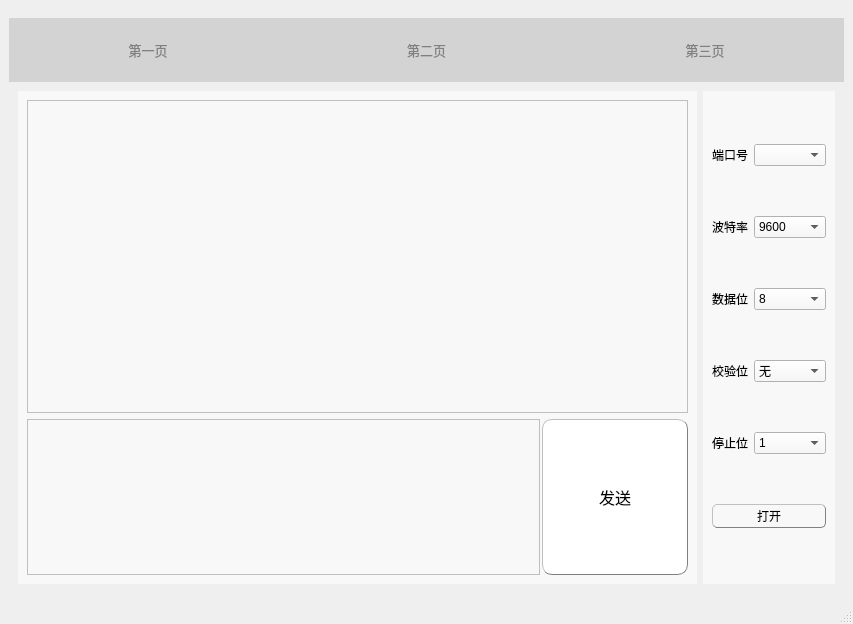
RoadToSea/Qt_projects, file Serial/mainwindow.ui: the form before one commit.
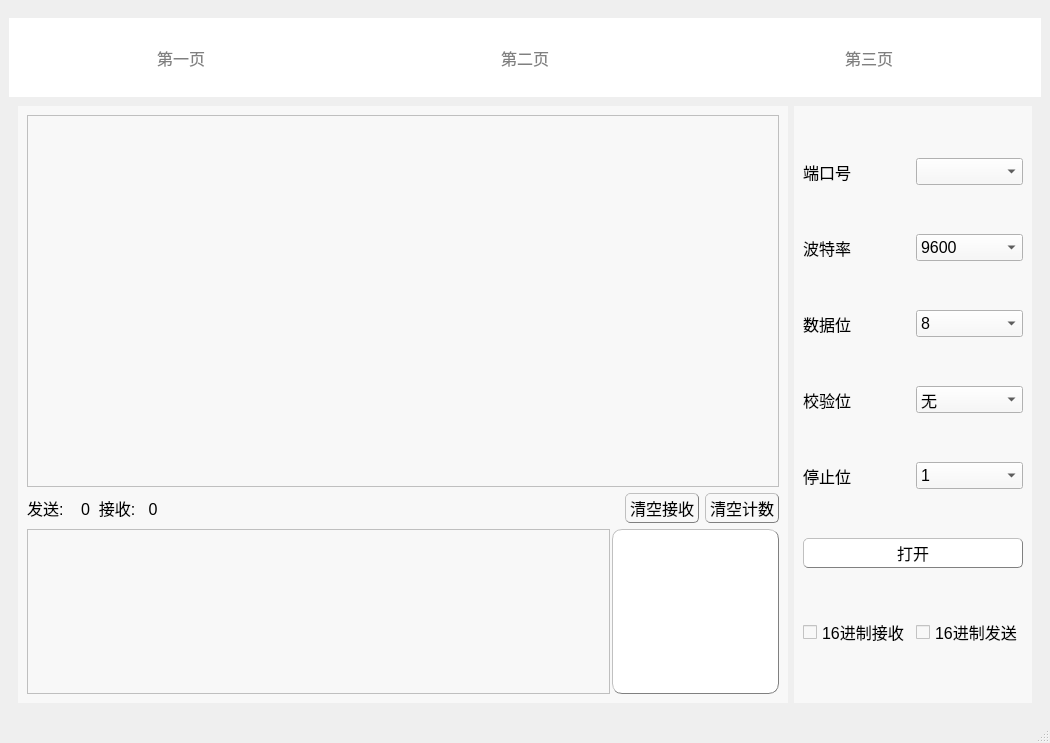
The form after the commit. Icons and pictures are not drawn. Custom widgets are drawn as their Qt base class.

What changed in the file:
```diff
--- a/Serial/mainwindow.ui
+++ b/Serial/mainwindow.ui
@@ -6,13 +6,13 @@
    <rect>
     <x>0</x>
     <y>0</y>
-    <width>853</width>
-    <height>624</height>
+    <width>1050</width>
+    <height>743</height>
    </rect>
   </property>
   <property name="font">
    <font>
-    <pointsize>10</pointsize>
+    <pointsize>9</pointsize>
    </font>
   </property>
   <property name="windowTitle">
@@ -25,6 +25,11 @@
     </property>
     <item row="1" column="0">
      <widget class="QStackedWidget" name="stackedWidget">
+      <property name="font">
+       <font>
+        <pointsize>12</pointsize>
+       </font>
+      </property>
       <property name="styleSheet">
        <string notr="true"/>
       </property>
@@ -38,13 +43,132 @@
        <layout class="QHBoxLayout" name="horizontalLayout_3">
         <item>
          <widget class="QWidget" name="widget_3" native="true">
+          <property name="font">
+           <font>
+            <pointsize>12</pointsize>
+           </font>
+          </property>
           <property name="styleSheet">
            <string notr="true">
 background-color: rgb(248, 248, 248);</string>
           </property>
-          <layout class="QVBoxLayout" name="verticalLayout" stretch="2,1">
+          <layout class="QVBoxLayout" name="verticalLayout" stretch="9,1,4">
            <item>
-            <widget class="QPlainTextEdit" name="plainTextEdit_receive"/>
+            <widget class="QPlainTextEdit" name="plainTextEdit_receive">
+             <property name="font">
+              <font>
+               <pointsize>12</pointsize>
+              </font>
+             </property>
+            </widget>
+           </item>
+           <item>
+            <layout class="QHBoxLayout" name="horizontalLayout_4">
+             <item>
+              <widget class="QLabel" name="label_count">
+               <property name="font">
+                <font>
+                 <pointsize>12</pointsize>
+                </font>
+               </property>
+               <property name="text">
+                <string>发送:    0  接收:   0</string>
+               </property>
+              </widget>
+             </item>
+             <item>
+              <spacer name="horizontalSpacer">
+               <property name="font">
+                <font>
+                 <pointsize>12</pointsize>
+                </font>
+               </property>
+               <property name="orientation">
+                <enum>Qt::Horizontal</enum>
+               </property>
+               <property name="sizeHint" stdset="0">
+                <size>
+                 <width>40</width>
+                 <height>20</height>
+                </size>
+               </property>
+              </spacer>
+             </item>
+             <item>
+              <widget class="QPushButton" name="clearPlace_btn">
+               <property name="font">
+                <font>
+                 <pointsize>12</pointsize>
+                </font>
+               </property>
+               <property name="styleSheet">
+                <string notr="true">QPushButton
+{
+border:1px solid gray;
+border-radius:5px;
+padding:2px 4px;
+border-style: outset;
+}
+QPushButton[color=&quot;on&quot;]
+{
+	background-color: rgb(255, 255, 255);
+}
+QPushButton[color=&quot;off&quot;]
+{
+	background-color: rgb(85, 170, 0);
+}
+ QPushButton:hover{
+background-color:rgb(229, 241, 251); 
+color: black;
+}
+ QPushButton:pressed{
+background-color:rgb(204, 228, 247);
+border-style: inset;
+}</string>
+               </property>
+               <property name="text">
+                <string>清空接收</string>
+               </property>
+              </widget>
+             </item>
+             <item>
+              <widget class="QPushButton" name="clearCount_btn">
+               <property name="font">
+                <font>
+                 <pointsize>12</pointsize>
+                </font>
+               </property>
+               <property name="styleSheet">
+                <string notr="true">QPushButton
+{
+border:1px solid gray;
+border-radius:5px;
+padding:2px 4px;
+border-style: outset;
+}
+QPushButton[color=&quot;on&quot;]
+{
+	background-color: rgb(255, 255, 255);
+}
+QPushButton[color=&quot;off&quot;]
+{
+	background-color: rgb(85, 170, 0);
+}
+ QPushButton:hover{
+background-color:rgb(229, 241, 251); 
+color: black;
+}
+ QPushButton:pressed{
+background-color:rgb(204, 228, 247);
+border-style: inset;
+}</string>
+               </property>
+               <property name="text">
+                <string>清空计数</string>
+               </property>
+              </widget>
+             </item>
+            </layout>
            </item>
            <item>
             <layout class="QHBoxLayout" name="horizontalLayout_2" stretch="7,2">
@@ -52,7 +176,13 @@
               <number>2</number>
              </property>
              <item>
-              <widget class="QPlainTextEdit" name="plainTextEdit_send"/>
+              <widget class="QPlainTextEdit" name="plainTextEdit_send">
+               <property name="font">
+                <font>
+                 <pointsize>12</pointsize>
+                </font>
+               </property>
+              </widget>
              </item>
              <item>
               <widget class="QPushButton" name="send_btn">
@@ -86,7 +216,17 @@
 }</string>
                </property>
                <property name="text">
-                <string>发送</string>
+                <string/>
+               </property>
+               <property name="icon">
+                <iconset resource="src.qrc">
+                 <normaloff>:/img/纸飞机发送.png</normaloff>:/img/纸飞机发送.png</iconset>
+               </property>
+               <property name="iconSize">
+                <size>
+                 <width>76</width>
+                 <height>76</height>
+                </size>
                </property>
               </widget>
              </item>
@@ -97,33 +237,34 @@
         </item>
         <item>
          <widget class="QWidget" name="widget_2" native="true">
+          <property name="font">
+           <font>
+            <pointsize>12</pointsize>
+           </font>
+          </property>
           <property name="styleSheet">
            <string notr="true">background-color: rgb(248, 248, 248);</string>
           </property>
           <layout class="QGridLayout" name="gridLayout_2">
-           <item row="1" column="1">
-            <widget class="QComboBox" name="comboBox_baud">
-             <item>
-              <property name="text">
-               <string>9600</string>
-              </property>
-             </item>
-             <item>
-              <property name="text">
-               <string>115200</string>
-              </property>
-             </item>
-            </widget>
-           </item>
-           <item row="4" column="0">
-            <widget class="QLabel" name="label_5">
+           <item row="1" column="0">
+            <widget class="QLabel" name="label_2">
+             <property name="font">
+              <font>
+               <pointsize>12</pointsize>
+              </font>
+             </property>
              <property name="text">
-              <string>停止位</string>
+              <string>波特率</string>
              </property>
             </widget>
            </item>
            <item row="2" column="1">
             <widget class="QComboBox" name="comboBox_dataBit">
+             <property name="font">
+              <font>
+               <pointsize>12</pointsize>
+              </font>
+             </property>
              <item>
               <property name="text">
                <string>8</string>
@@ -148,23 +289,73 @@
            </item>
            <item row="0" column="0">
             <widget class="QLabel" name="label">
+             <property name="font">
+              <font>
+               <pointsize>12</pointsize>
+              </font>
+             </property>
              <property name="text">
               <string>端口号</string>
              </property>
             </widget>
            </item>
+           <item row="5" column="0" colspan="2">
+            <widget class="QPushButton" name="open_btn">
+             <property name="font">
+              <font>
+               <pointsize>12</pointsize>
+              </font>
+             </property>
+             <property name="styleSheet">
+              <string notr="true">QPushButton
+{
+	background-color: rgb(255, 255, 255);
+border:1px solid gray;
+border-radius:5px;
+padding:2px 4px;
+border-style: outset;
+}
+QPushButton[color=&quot;on&quot;]
+{
+	background-color: rgb(255, 255, 255);
+}
+QPushButton[color=&quot;off&quot;]
+{
+	background-color: rgb(85, 170, 0);
+}
+ QPushButton:hover{
+background-color:rgb(229, 241, 251); 
+color: black;
+}
+ QPushButton:pressed{
+background-color:rgb(204, 228, 247);
+border-style: inset;
+}</string>
+             </property>
+             <property name="text">
+              <string>打开</string>
+             </property>
+            </widget>
+           </item>
            <item row="0" column="1">
-            <widget class="customCombox" name="comboBox_serialName"/>
-           </item>
-           <item row="3" column="0">
-            <widget class="QLabel" name="label_4">
-             <property name="text">
-              <string>校验位</string>
+            <widget class="customCombox" name="comboBox_serialName">
+             <property name="font">
+              <font>
+               <pointsize>12</pointsize>
+              </font>
+             </property>
+             <property name="styleSheet">
+              <string notr="true"/>
              </property>
             </widget>
            </item>
            <item row="3" column="1">
             <widget class="QComboBox" name="comboBox_checkBit">
+             <property name="font">
+              <font>
+               <pointsize>12</pointsize>
+              </font>
+             </property>
              <item>
               <property name="text">
                <string>无</string>
@@ -182,15 +373,56 @@
              </item>
             </widget>
            </item>
-           <item row="1" column="0">
-            <widget class="QLabel" name="label_2">
+           <item row="4" column="0">
+            <widget class="QLabel" name="label_5">
+             <property name="font">
+              <font>
+               <pointsize>12</pointsize>
+              </font>
+             </property>
              <property name="text">
-              <string>波特率</string>
+              <string>停止位</string>
+             </property>
+            </widget>
+           </item>
+           <item row="1" column="1">
+            <widget class="QComboBox" name="comboBox_baud">
+             <property name="font">
+              <font>
+               <pointsize>12</pointsize>
+              </font>
+             </property>
+             <item>
+              <property name="text">
+               <string>9600</string>
+              </property>
+             </item>
+             <item>
+              <property name="text">
+               <string>115200</string>
+              </property>
+             </item>
+            </widget>
+           </item>
+           <item row="3" column="0">
+            <widget class="QLabel" name="label_4">
+             <property name="font">
+              <font>
+               <pointsize>12</pointsize>
+              </font>
+             </property>
+             <property name="text">
+              <string>校验位</string>
              </property>
             </widget>
            </item>
            <item row="4" column="1">
             <widget class="QComboBox" name="comboBox_stopBit">
+             <property name="font">
+              <font>
+               <pointsize>12</pointsize>
+              </font>
+             </property>
              <item>
               <property name="text">
                <string>1</string>
@@ -210,40 +442,37 @@
            </item>
            <item row="2" column="0">
             <widget class="QLabel" name="label_3">
+             <property name="font">
+              <font>
+               <pointsize>12</pointsize>
+              </font>
+             </property>
              <property name="text">
               <string>数据位</string>
              </property>
             </widget>
            </item>
-           <item row="5" column="0" colspan="2">
-            <widget class="QPushButton" name="open_btn">
-             <property name="styleSheet">
-              <string notr="true">QPushButton
-{
-border:1px solid gray;
-border-radius:5px;
-padding:2px 4px;
-border-style: outset;
-}
-QPushButton[color=&quot;on&quot;]
-{
-	background-color: rgb(255, 255, 255);
-}
-QPushButton[color=&quot;off&quot;]
-{
-	background-color: rgb(85, 170, 0);
-}
- QPushButton:hover{
-background-color:rgb(229, 241, 251); 
-color: black;
-}
- QPushButton:pressed{
-background-color:rgb(204, 228, 247);
-border-style: inset;
-}</string>
+           <item row="6" column="1">
+            <widget class="QCheckBox" name="checkBox_hexSend">
+             <property name="font">
+              <font>
+               <pointsize>12</pointsize>
+              </font>
              </property>
              <property name="text">
-              <string>打开</string>
+              <string>16进制发送</string>
+             </property>
+            </widget>
+           </item>
+           <item row="6" column="0">
+            <widget class="QCheckBox" name="checkBox_hexReceive">
+             <property name="font">
+              <font>
+               <pointsize>12</pointsize>
+              </font>
+             </property>
+             <property name="text">
+              <string>16进制接收</string>
              </property>
             </widget>
            </item>
@@ -266,6 +495,11 @@
     </item>
     <item row="0" column="0">
      <widget class="QWidget" name="widget" native="true">
+      <property name="font">
+       <font>
+        <pointsize>12</pointsize>
+       </font>
+      </property>
       <layout class="QHBoxLayout" name="horizontalLayout">
        <property name="spacing">
         <number>0</number>
@@ -287,10 +521,15 @@
            <verstretch>0</verstretch>
           </sizepolicy>
          </property>
+         <property name="font">
+          <font>
+           <pointsize>12</pointsize>
+          </font>
+         </property>
          <property name="styleSheet">
           <string notr="true">QPushButton
 {
-    background-color: lightgrey;
+	background-color: white;
     color: grey;
     border-radius: 0px;
     padding: 8px;
@@ -330,10 +569,15 @@
            <verstretch>0</verstretch>
           </sizepolicy>
          </property>
+         <property name="font">
+          <font>
+           <pointsize>12</pointsize>
+          </font>
+         </property>
          <property name="styleSheet">
           <string notr="true">QPushButton
 {
-    background-color: lightgrey;
+    background-color: white;
     color: grey;
     border-radius: 0px;
     padding: 8px;
@@ -373,10 +617,15 @@
            <verstretch>0</verstretch>
           </sizepolicy>
          </property>
+         <property name="font">
+          <font>
+           <pointsize>12</pointsize>
+          </font>
+         </property>
          <property name="styleSheet">
           <string notr="true">QPushButton
 {
-    background-color: lightgrey;
+    background-color: white;
     color: grey;
     border-radius: 0px;
     padding: 8px;
@@ -418,8 +667,8 @@
     <rect>
      <x>0</x>
      <y>0</y>
-     <width>853</width>
-     <height>27</height>
+     <width>1050</width>
+     <height>25</height>
     </rect>
    </property>
   </widget>
```
Left out of the diff: 4 changed lines with no effect on the pictures.
